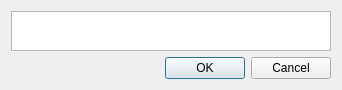
Old version of the form Dialog/SelectColorDialog.ui in the repository wario-land/WL4Editor.
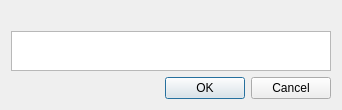
New version of the form. Custom widgets are drawn as their Qt base class.

Commit message: Show more information in Color select Dialog

What changed in the file:
```diff
--- a/Dialog/SelectColorDialog.ui
+++ b/Dialog/SelectColorDialog.ui
@@ -7,7 +7,7 @@
     <x>0</x>
     <y>0</y>
     <width>338</width>
-    <height>87</height>
+    <height>105</height>
    </rect>
   </property>
   <property name="minimumSize">
@@ -20,6 +20,19 @@
    <string>Select A Color</string>
   </property>
   <layout class="QVBoxLayout" name="verticalLayout">
+   <item>
+    <widget class="QLabel" name="label_ColorInfo">
+     <property name="sizePolicy">
+      <sizepolicy hsizetype="Preferred" vsizetype="Fixed">
+       <horstretch>0</horstretch>
+       <verstretch>0</verstretch>
+      </sizepolicy>
+     </property>
+     <property name="text">
+      <string/>
+     </property>
+    </widget>
+   </item>
    <item>
     <widget class="SelectColorDialog_PaletteBar" name="graphicsView">
      <property name="sizePolicy">
```
The commit also changes 5 other files.
